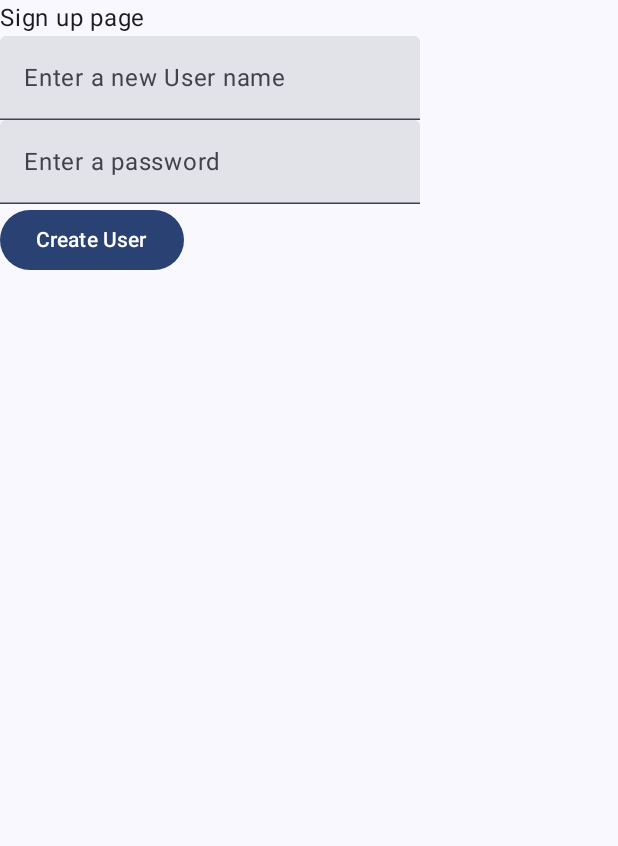
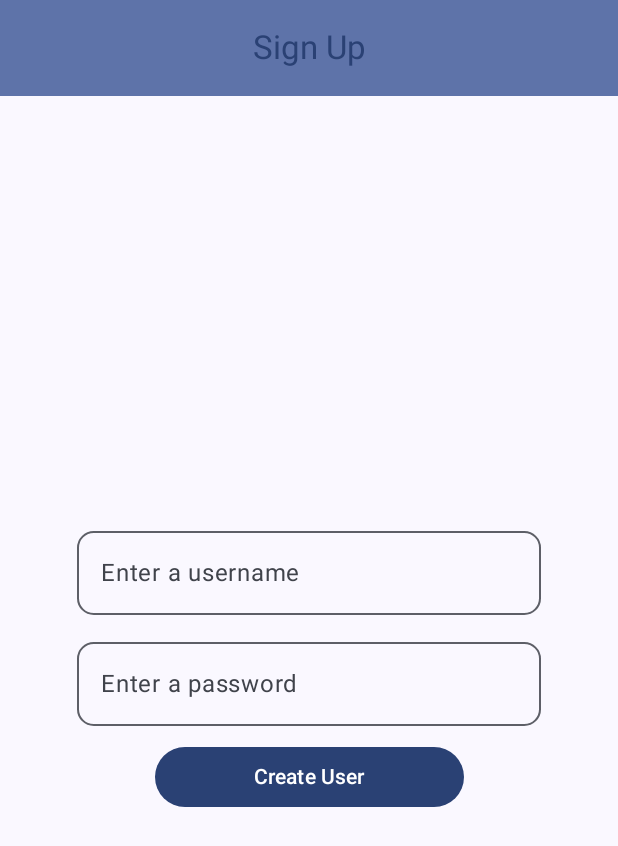
Before and after one commit to CoderCailean/MobileAppProject, an Android app built with Jetpack Compose: the screen it shows after launch (SignUp), after a tap on "Sign Up", on a phone screen of 412 x 824 dp. Shown: the top 846 px of the screen. Run offline under Robolectric (Android 15) with nearby library versions, the phone set to English and light mode, and no system bars; our stand-ins replace Room's generated code.

Commit message:
Styling changes
I made changes to the overall styles of the opening, sign in, sign up and home pages. Also added password visibility functionality.

```diff
--- a/app/src/main/java/com/example/project/MainActivity.kt
+++ b/app/src/main/java/com/example/project/MainActivity.kt
@@ -5,17 +5,26 @@ import android.content.Intent
 import android.os.Bundle
 import androidx.activity.ComponentActivity
 import androidx.activity.compose.setContent
+import androidx.compose.foundation.background
+import androidx.compose.foundation.layout.Arrangement
 import androidx.compose.foundation.layout.Column
 import androidx.compose.foundation.layout.Row
 import androidx.compose.foundation.layout.fillMaxSize
+import androidx.compose.foundation.layout.fillMaxWidth
 import androidx.compose.foundation.layout.padding
 import androidx.compose.foundation.lazy.LazyColumn
 import androidx.compose.foundation.lazy.items
 import androidx.compose.material.icons.Icons
+import androidx.compose.material.icons.filled.AccountCircle
 import androidx.compose.material.icons.filled.CheckCircle
 import androidx.compose.material.icons.filled.Edit
+import androidx.compose.material.icons.filled.Home
+import androidx.compose.material.icons.filled.Menu
+import androidx.compose.material.icons.filled.Star
+import androidx.compose.material3.BottomAppBar
 import androidx.compose.material3.Button
 import androidx.compose.material3.Card
+import androidx.compose.material3.CenterAlignedTopAppBar
 import androidx.compose.material3.ExperimentalMaterial3Api
 import androidx.compose.material3.ExtendedFloatingActionButton
 import androidx.compose.material3.Icon
@@ -47,6 +56,11 @@ import com.example.project.ui.theme.ProjectTheme
 import kotlinx.coroutines.GlobalScope
 import kotlinx.coroutines.launch
 import androidx.compose.material3.Snackbar
+import androidx.compose.material3.TopAppBarDefaults
+import androidx.compose.material3.rememberTopAppBarState
+import androidx.compose.ui.Alignment
+import androidx.compose.ui.graphics.Color
+import androidx.compose.ui.text.style.TextOverflow
 import androidx.core.content.ContextCompat.startActivity
 import java.time.Duration
 
@@ -72,17 +86,46 @@ class MainActivity : ComponentActivity() {
 fun MainScreen() {
     var currentContext = LocalContext.current
 
-    Column {
-        Text(text = "Welcome to the Flesh & Blood Deckbuilder Companion")
-        Button(onClick = {
-            currentContext.startActivity(Intent(currentContext, SignIn::class.java))
-        }){
-            Text(text = "Sign In")
-        }
-        Button(onClick = {
-            currentContext.startActivity(Intent(currentContext, SignUp::class.java))
-        }){
-            Text(text = "Sign Up")
+    Scaffold(
+        topBar = {
+            CenterAlignedTopAppBar(
+                colors = TopAppBarDefaults.smallTopAppBarColors(
+                    containerColor = MaterialTheme.colorScheme.primaryContainer,
+                    titleContentColor = MaterialTheme.colorScheme.primary
+                ),
+                title = {
+                    Text(
+                        "Flesh & Blood Companion",
+                        maxLines = 1,
+                        overflow = TextOverflow.Ellipsis
+                    )
+                },
+                scrollBehavior = TopAppBarDefaults.exitUntilCollapsedScrollBehavior(
+                    rememberTopAppBarState()
+                ),
+            )
+        },
+    ) { paddingValues ->
+        Column(
+            modifier = Modifier
+                .padding(paddingValues)
+                .fillMaxSize(),
+            horizontalAlignment = Alignment.CenterHorizontally,
+            verticalArrangement = Arrangement.Center
+        ) {
+            Text(color = Color.Gray, fontSize = 20.sp, text = "Sign in or create a new account")
+
+            Button(modifier = Modifier.fillMaxWidth(maxOf(0.50f)), onClick = {
+                currentContext.startActivity(Intent(currentContext, SignIn::class.java))
+            }) {
+                Text(text = "Sign In")
+            }
+
+            Button(modifier = Modifier.fillMaxWidth(maxOf(0.50f)), onClick = {
+                currentContext.startActivity(Intent(currentContext, SignUp::class.java))
+            }) {
+                Text(text = "Sign Up")
+            }
         }
     }
 }
--- a/app/src/main/java/com/example/project/SignUp.kt
+++ b/app/src/main/java/com/example/project/SignUp.kt
@@ -4,24 +4,32 @@ import android.annotation.SuppressLint
 import android.content.Context
 import android.content.Intent
 import android.os.Bundle
+import android.util.Log
+import android.widget.Toast
 import androidx.activity.ComponentActivity
 import androidx.activity.compose.setContent
+import androidx.compose.foundation.layout.Arrangement
 import androidx.compose.foundation.layout.Column
 import androidx.compose.foundation.layout.Row
 import androidx.compose.foundation.layout.fillMaxSize
+import androidx.compose.foundation.layout.fillMaxWidth
 import androidx.compose.foundation.layout.padding
 import androidx.compose.foundation.lazy.LazyColumn
 import androidx.compose.foundation.lazy.items
+import androidx.compose.foundation.shape.RoundedCornerShape
+import androidx.compose.foundation.text.KeyboardOptions
 import androidx.compose.material.icons.Icons
 import androidx.compose.material.icons.filled.CheckCircle
 import androidx.compose.material.icons.filled.Edit
 import androidx.compose.material3.Button
 import androidx.compose.material3.Card
+import androidx.compose.material3.CenterAlignedTopAppBar
 import androidx.compose.material3.ExperimentalMaterial3Api
 import androidx.compose.material3.ExtendedFloatingActionButton
 import androidx.compose.material3.Icon
 import androidx.compose.material3.IconButton
 import androidx.compose.material3.MaterialTheme
+import androidx.compose.material3.OutlinedTextField
 import androidx.compose.material3.Scaffold
 import androidx.compose.material3.Snackbar
 import androidx.compose.material3.SnackbarData
@@ -48,7 +56,13 @@ import com.example.project.ui.theme.ProjectTheme
 import kotlinx.coroutines.GlobalScope
 import kotlinx.coroutines.launch
 import androidx.compose.material3.Snackbar
+import androidx.compose.material3.TopAppBarDefaults
+import androidx.compose.material3.rememberTopAppBarState
+import androidx.compose.ui.Alignment
 import androidx.compose.ui.graphics.Color
+import androidx.compose.ui.text.input.KeyboardType
+import androidx.compose.ui.text.input.PasswordVisualTransformation
+import androidx.compose.ui.text.style.TextOverflow
 import androidx.core.content.ContextCompat.startActivity
 import java.time.Duration
 
@@ -76,7 +90,19 @@ class SignUp : ComponentActivity() {
 @Composable
 fun SignUpScreen(db: ProjectDB) {
 
-    var signUpSuccess by remember { mutableStateOf(false) }
+    var signUpSuccess by remember {
+        mutableStateOf(false)
+    }
+    var uniqueUserCheck by remember{
+        mutableStateOf(false)
+    }
+
+    var usernameError by remember {
+        mutableStateOf(false)
+    }
+    var passwordError by remember {
+        mutableStateOf(false)
+    }
     var currentContext = LocalContext.current
 
     var usernameInput by remember {
@@ -87,35 +113,86 @@ fun SignUpScreen(db: ProjectDB) {
         mutableStateOf("")
     }
 
-    Column() {
-        Text(text = "Sign up page")
+    Scaffold(
+        topBar = {
+            CenterAlignedTopAppBar(
+                colors = TopAppBarDefaults.smallTopAppBarColors(
+                    containerColor = MaterialTheme.colorScheme.primaryContainer,
+                    titleContentColor = MaterialTheme.colorScheme.primary
+                ),
+                title = {
+                    Text(
+                        "Sign Up",
+                        maxLines = 1,
+                        overflow = TextOverflow.Ellipsis
+                    )
+                },
+                scrollBehavior = TopAppBarDefaults.exitUntilCollapsedScrollBehavior(
+                    rememberTopAppBarState()
+                ),
+            )
+        },
+    ) { paddingValues ->
+        Column(
+            Modifier
+                .padding(paddingValues)
+                .fillMaxSize(),
+            horizontalAlignment = Alignment.CenterHorizontally,
+            verticalArrangement = Arrangement.Center) {
 
-        TextField(
+            OutlinedTextField(
                 value = usernameInput,
                 onValueChange = { et -> usernameInput = et },
-            label = { Text(text = "Enter a new User name") },
-            placeholder = { Text(text = "User Name") })
+                label = { Text(text = "Enter a username") },
+                placeholder = { Text(text = "User Name") },
+                shape = RoundedCornerShape(percent = 20),
+                modifier = Modifier.fillMaxWidth(0.75f))
 
-        TextField(
+            if(usernameError){
+                Text(color = Color.Red, text = "Username must be between 5-12 characters")
+            }
+            if(uniqueUserCheck){
+                Text(color = Color.Red, text = "Username taken")
+            }
+
+            OutlinedTextField(
                 value = passwordInput,
+                visualTransformation = PasswordVisualTransformation(),
+                keyboardOptions = KeyboardOptions(keyboardType = KeyboardType.Password),
                 onValueChange = { et -> passwordInput = et },
                 label = { Text(text = "Enter a password") },
-            placeholder = { Text(text = "Password123...") })
+                placeholder = { Text(text = "Password123...") },
+                shape = RoundedCornerShape(percent = 20),
+                modifier = Modifier.fillMaxWidth(0.75f).padding(vertical = 10.dp))
 
-        Button(onClick = {
+            if(passwordError){
+                Text(color = Color.Red, text = "Password must be a 7 character minimum")
+            }
 
-            if(usernameInput.length < 5){
+            Button(modifier = Modifier.fillMaxWidth(0.50f), onClick = {
 
-            }else if(passwordInput.length < 7){
+                usernameError = usernameInput.length < 5 || usernameInput.length > 12
 
-            }else{
+                passwordError = passwordInput.length < 7
+
+                if(!usernameError){
+                    GlobalScope.launch{
+                        var user = db.userDAO().checkUser(usernameInput)
+                        uniqueUserCheck = user != 0
+                    }
+                }
+
+                if(!usernameError && !passwordError && !uniqueUserCheck) {
                     GlobalScope.launch {
                         val user = db.userDAO().addUser(UserEntity(0, usernameInput, passwordInput))
 
                         val successCheck: Long = -1
 
-                    if(user != successCheck){
-                        currentContext.startActivity(Intent(currentContext, SignIn::class.java))
+                        if (user != successCheck) {
+
+                            var navigate = Intent(currentContext, SignIn::class.java)
+                            navigate.putExtra("FromPage", "SignUp")
+                            currentContext.startActivity(navigate)
                         }
                     }
                 }
@@ -125,10 +202,5 @@ fun SignUpScreen(db: ProjectDB) {
             }
         }
 
-    if(signUpSuccess){
-        Snackbar {
-            Text(text = "Success")
-
     }
 }
-}
```
Also changed, not shown: app/build.gradle.kts (+8 -6 lines), app/src/main/java/com/example/project/Home.kt (+123 -13 lines), app/src/main/java/com/example/project/SignIn.kt (+105 -47 lines), app/src/main/java/com/example/project/room/ProjectDAO.kt (+9 -0 lines), app/src/main/java/com/example/project/room/ProjectDB.kt (+7 -1 lines), app/src/main/java/com/example/project/room/ProjectEntity.kt (+9 -0 lines). Lines whose indentation alone changed are shown as unchanged.
